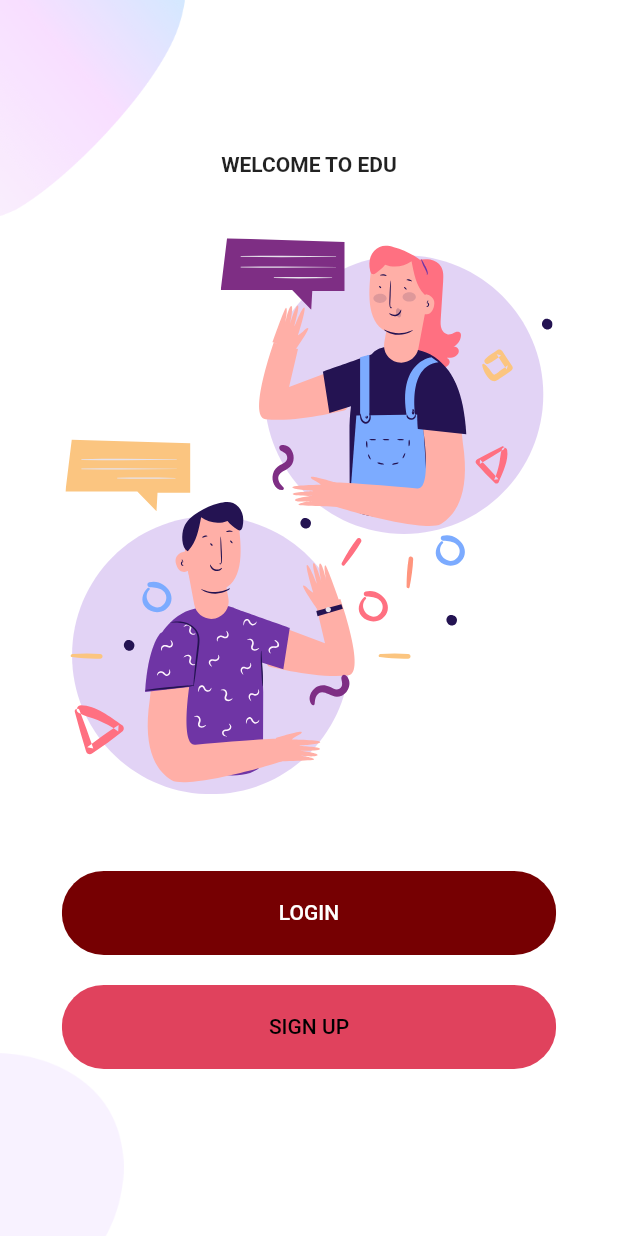
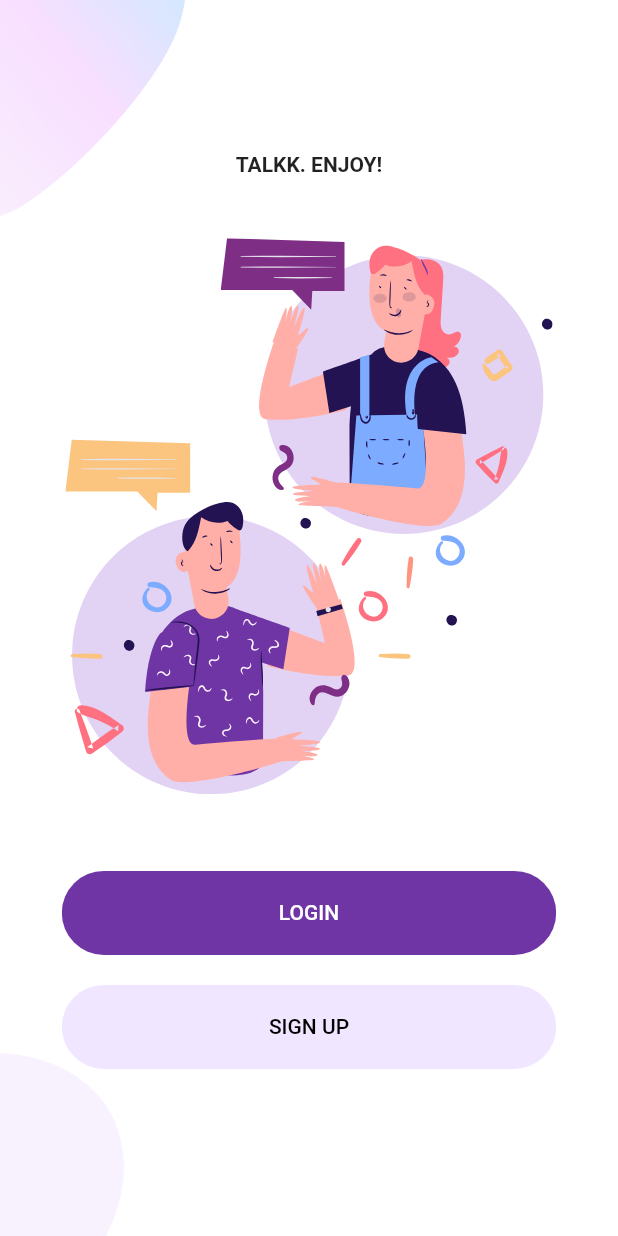
Before and after one commit to eurogym-cs-dp-2019-2020/Flutter-Repo-Timur, a Flutter app: the screen it shows after launch, on a phone screen of 412 x 824 dp. Run offline on Flutter 3.47's test engine with Material 2 defaults, Android fonts, the phone set to English and light mode, and no system bars; our stand-ins replace flutter_spinkit, flutter_svg.

Commit message:
mac commit
jk

```diff
--- a/Demo/chatapp_first/lib/Screens/Login/components/body.dart
+++ b/Demo/chatapp_first/lib/Screens/Login/components/body.dart
@@ -11,6 +11,8 @@ class Body extends StatelessWidget {
   const Body({
     Key key,
   }) : super(key: key);
+
+  void validateAndSave() {}
 
   @override
   Widget build(BuildContext context) {
--- a/Demo/chatapp_first/lib/Screens/Welcome/components/body.dart
+++ b/Demo/chatapp_first/lib/Screens/Welcome/components/body.dart
@@ -17,7 +17,7 @@ class Body extends StatelessWidget {
           mainAxisAlignment: MainAxisAlignment.center,
           children: <Widget>[
             Text(
-              "WELCOME TO EDU",
+              "TALKK. ENJOY!",
               style: TextStyle(fontWeight: FontWeight.bold),
             ),
             SizedBox(height: size.height * 0.05),
--- a/Demo/chatapp_first/lib/constants.dart
+++ b/Demo/chatapp_first/lib/constants.dart
@@ -1,4 +1,4 @@
 import 'package:flutter/material.dart';
 
-const kPrimaryColor = Color(0xFF760002);
-const kPrimaryLightColor = Color(0xFFe0425d);
+const kPrimaryColor = Color(0xFF6F35A5);
+const kPrimaryLightColor = Color(0xFFF1E6FF);
--- a/Demo/chatapp_first/pubspec.yaml
+++ b/Demo/chatapp_first/pubspec.yaml
@@ -27,7 +27,7 @@ dependencies:
   # The following adds the Cupertino Icons font to your application.
   # Use with the CupertinoIcons class for iOS style icons.
   cupertino_icons: ^0.1.3
-  flutter_svg: ^0.18.0
+  flutter_svg: ^0.17.4
 
 dev_dependencies:
   flutter_test:
```
Also changed, not shown: Demo/chatapp_first/pubspec.lock, 2 other files.
